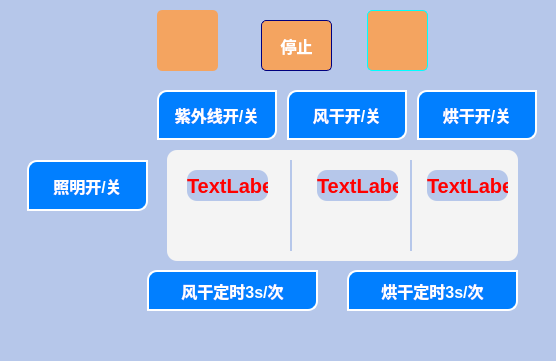
First picture: the form in QT/mainwindow.ui, repository YangTunyu/Arduino_dev, before the edit.
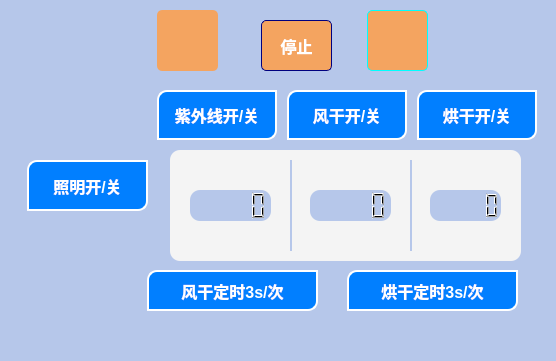
Second picture: the form after the edit.

Commit message: Story编号：无 修改人：姓名：庞爱晖 学号：202115030317 修改原因：代码结构优化 业务模块：无

Diff of the .ui file:
```diff
--- a/QT/mainwindow.ui
+++ b/QT/mainwindow.ui
@@ -285,100 +285,6 @@
      <string>烘干开/关</string>
     </property>
    </widget>
-   <widget class="QLabel" name="uvLabel">
-    <property name="geometry">
-     <rect>
-      <x>187</x>
-      <y>170</y>
-      <width>81</width>
-      <height>31</height>
-     </rect>
-    </property>
-    <property name="font">
-     <font>
-      <pointsize>-1</pointsize>
-      <weight>75</weight>
-      <bold>true</bold>
-     </font>
-    </property>
-    <property name="styleSheet">
-     <string notr="true">QPushButton {
-    background-color: #efeeee; /* 沙棕色背景 */
-    color: white;
-    border: 2px solid #000;
-    border-radius: 5px;
-    padding: 5px;
-}
-
-QLabel {
-    color: red; /* 红色字体 */
-    font-size: 20px;
-    font-weight: bold;
-}
-</string>
-    </property>
-    <property name="text">
-     <string>TextLabel</string>
-    </property>
-   </widget>
-   <widget class="QLabel" name="windLabel">
-    <property name="geometry">
-     <rect>
-      <x>317</x>
-      <y>170</y>
-      <width>81</width>
-      <height>31</height>
-     </rect>
-    </property>
-    <property name="styleSheet">
-     <string notr="true">QPushButton {
-   background-color: #efeeee;  /* 沙棕色背景 */
-    color: white;
-    border: 2px solid #000;
-    border-radius: 5px;
-    padding: 5px;
-}
-
-QLabel {
-    color: red; /* 红色字体 */
-    font-size: 20px;
-    font-weight: bold;
-}
-</string>
-    </property>
-    <property name="text">
-     <string>TextLabel</string>
-    </property>
-   </widget>
-   <widget class="QLabel" name="dryLabel">
-    <property name="geometry">
-     <rect>
-      <x>427</x>
-      <y>170</y>
-      <width>81</width>
-      <height>31</height>
-     </rect>
-    </property>
-    <property name="styleSheet">
-     <string notr="true">QPushButton {
-    background-color: #efeeee;  /* 沙棕色背景 */
-    color: white;
-    border: 2px solid #000;
-    border-radius: 5px;
-    padding: 5px;
-}
-
-QLabel {
-    color: red; /* 红色字体 */
-    font-size: 20px;
-    font-weight: bold;
-}
-</string>
-    </property>
-    <property name="text">
-     <string>TextLabel</string>
-    </property>
-   </widget>
    <widget class="QPushButton" name="windButtonTimer">
     <property name="geometry">
      <rect>
@@ -462,7 +368,7 @@
    <widget class="QLabel" name="backgroundlabel">
     <property name="geometry">
      <rect>
-      <x>167</x>
+      <x>170</x>
       <y>150</y>
       <width>351</width>
       <height>111</height>
@@ -503,6 +409,57 @@
      <enum>Qt::Vertical</enum>
     </property>
    </widget>
+   <widget class="QLCDNumber" name="uvLcd">
+    <property name="geometry">
+     <rect>
+      <x>190</x>
+      <y>190</y>
+      <width>81</width>
+      <height>31</height>
+     </rect>
+    </property>
+    <property name="styleSheet">
+     <string notr="true">QLcd {
+    color: black; /* 红色字体 */
+    font-size: 30px;
+    font-weight: bold;
+}</string>
+    </property>
+   </widget>
+   <widget class="QLCDNumber" name="windLcd">
+    <property name="geometry">
+     <rect>
+      <x>310</x>
+      <y>190</y>
+      <width>81</width>
+      <height>31</height>
+     </rect>
+    </property>
+    <property name="styleSheet">
+     <string notr="true">QLcd {
+    color: black; /* 红色字体 */
+    font-size: 30px;
+    font-weight: bold;
+}</string>
+    </property>
+   </widget>
+   <widget class="QLCDNumber" name="dryLcd">
+    <property name="geometry">
+     <rect>
+      <x>430</x>
+      <y>190</y>
+      <width>71</width>
+      <height>31</height>
+     </rect>
+    </property>
+    <property name="styleSheet">
+     <string notr="true">QLcd {
+    color: black; /* 红色字体 */
+    font-size: 30px;
+    font-weight: bold;
+}</string>
+    </property>
+   </widget>
    <zorder>backgroundlabel</zorder>
    <zorder>upButton</zorder>
    <zorder>pauseButton</zorder>
@@ -511,13 +468,13 @@
    <zorder>uvButton</zorder>
    <zorder>windButton</zorder>
    <zorder>dryButton</zorder>
-   <zorder>uvLabel</zorder>
-   <zorder>windLabel</zorder>
-   <zorder>dryLabel</zorder>
    <zorder>windButtonTimer</zorder>
    <zorder>dryButtonTimer</zorder>
    <zorder>line</zorder>
    <zorder>line_2</zorder>
+   <zorder>uvLcd</zorder>
+   <zorder>windLcd</zorder>
+   <zorder>dryLcd</zorder>
   </widget>
   <widget class="QMenuBar" name="menubar">
    <property name="geometry">
```
The commit also changes 2 other files.
